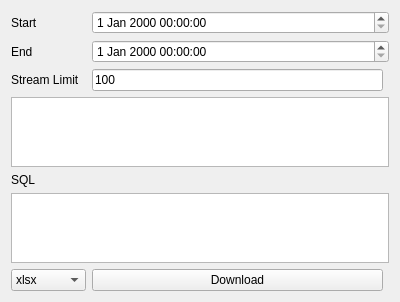
Qt form gui/ui/datawidget.ui (yshao/weathergit) before a commit.
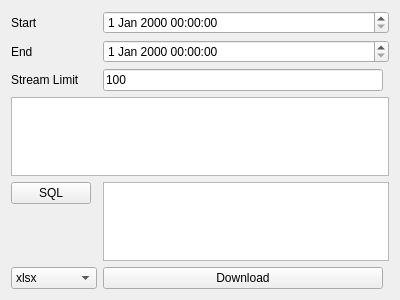
The same form after that commit.

Diff of the .ui file:
```diff
--- a/gui/ui/datawidget.ui
+++ b/gui/ui/datawidget.ui
@@ -34,6 +34,15 @@
    <item row="0" column="2" colspan="2">
     <widget class="QDateTimeEdit" name="inStartTime"/>
    </item>
+   <item row="6" column="0" colspan="2">
+    <widget class="QComboBox" name="inExportType">
+     <item>
+      <property name="text">
+       <string>xlsx</string>
+      </property>
+     </item>
+    </widget>
+   </item>
    <item row="3" column="0" colspan="4">
     <widget class="QTableView" name="inUUIDList">
      <property name="sortingEnabled">
@@ -55,16 +64,6 @@
      </property>
     </widget>
    </item>
-   <item row="4" column="0">
-    <widget class="QLabel" name="label_2">
-     <property name="text">
-      <string>SQL</string>
-     </property>
-    </widget>
-   </item>
-   <item row="5" column="0" colspan="4">
-    <widget class="QTextBrowser" name="outSql"/>
-   </item>
    <item row="6" column="2">
     <widget class="QPushButton" name="inDownload">
      <property name="text">
@@ -72,15 +71,16 @@
      </property>
     </widget>
    </item>
-   <item row="6" column="0" colspan="2">
-    <widget class="QComboBox" name="inExportType">
-     <item>
-      <property name="text">
-       <string>xlsx</string>
-      </property>
-     </item>
+   <item row="4" column="0">
+    <widget class="QPushButton" name="inActionSQL">
+     <property name="text">
+      <string>SQL</string>
+     </property>
     </widget>
    </item>
+   <item row="4" column="2" rowspan="2" colspan="2">
+    <widget class="QTextBrowser" name="outSql"/>
+   </item>
   </layout>
  </widget>
  <resources/>
```
